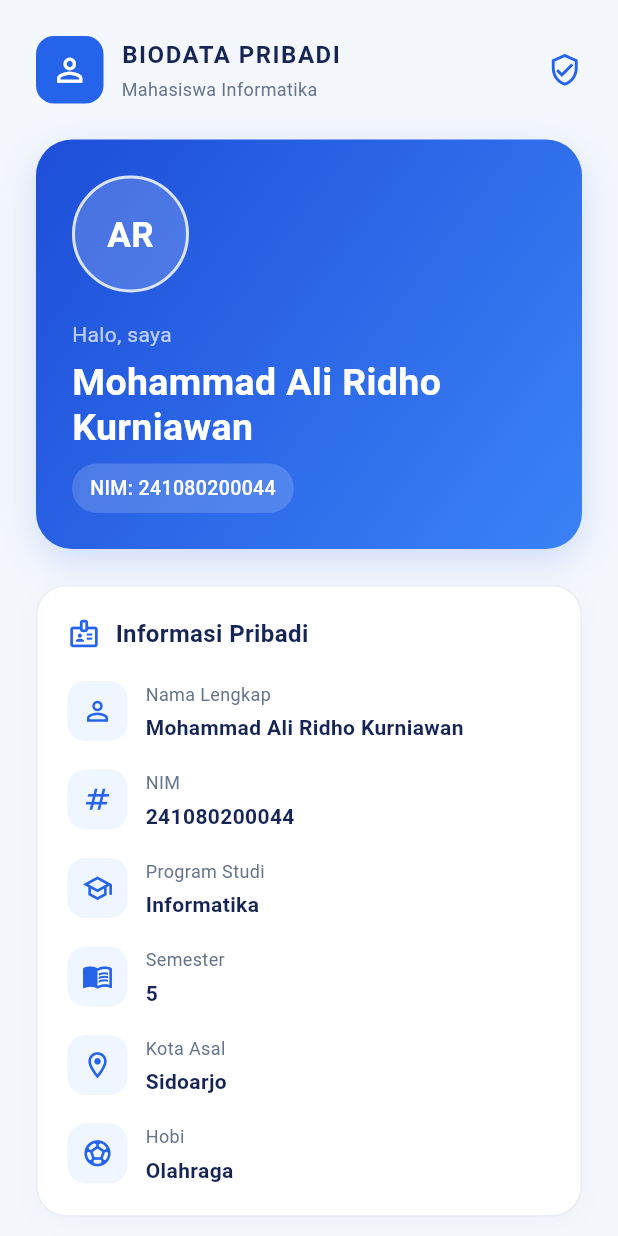
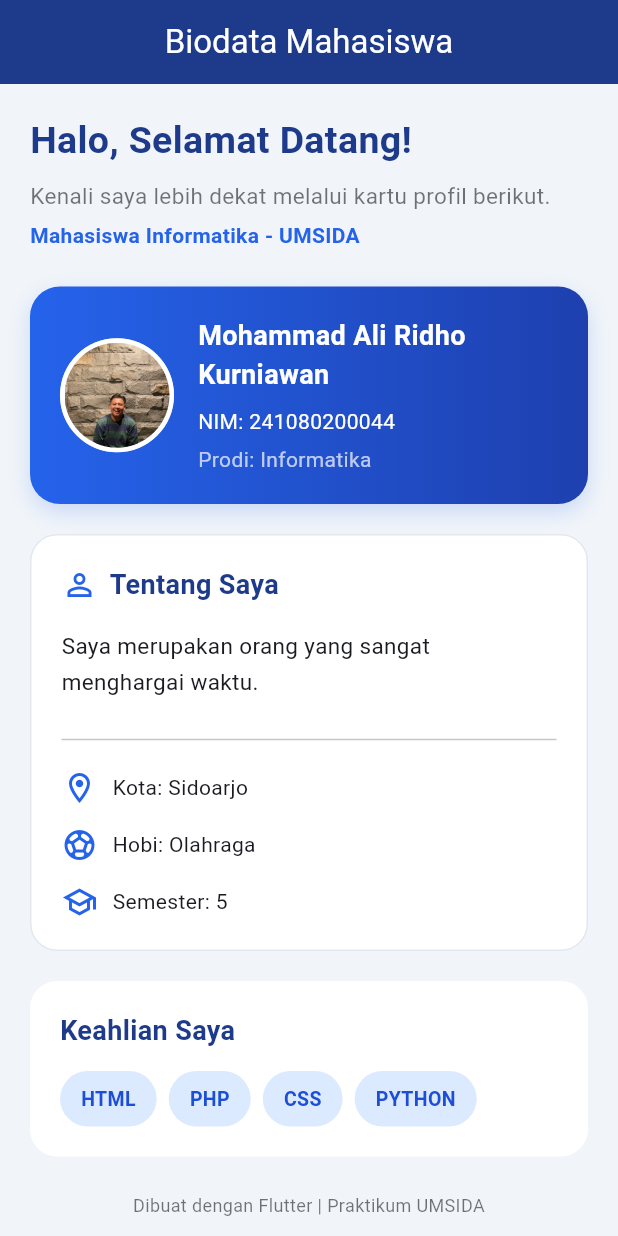
Before and after one commit to Kurniawan54321/biodatadiri3, a Flutter app: the screen it shows after launch, on a phone screen of 412 x 824 dp. Run offline on Flutter 3.47's test engine with Material 3 defaults, Android fonts, the phone set to English and light mode, and no system bars.

Commit message:
Pertemuan 3

```diff
--- a/lib/main.dart
+++ b/lib/main.dart
@@ -11,15 +11,14 @@ class BiodataApp extends StatelessWidget {
   @override
   Widget build(BuildContext context) {
     return MaterialApp(
-      title: 'Biodata Ali',
       debugShowCheckedModeBanner: false,
+      title: 'Biodata Mahasiswa',
       theme: ThemeData(
         useMaterial3: true,
         colorScheme: ColorScheme.fromSeed(
           seedColor: const Color(0xFF2563EB),
         ),
-        scaffoldBackgroundColor: const Color(0xFFF4F7FC),
-        fontFamily: 'Roboto',
+        scaffoldBackgroundColor: const Color(0xFFF1F5F9),
       ),
       home: const BiodataPage(),
     );
@@ -29,340 +28,139 @@ class BiodataApp extends StatelessWidget {
 class BiodataPage extends StatelessWidget {
   const BiodataPage({super.key});
 
-  static const Color primaryColor = Color(0xFF2563EB);
-  static const Color darkColor = Color(0xFF172554);
-  static const Color mutedColor = Color(0xFF64748B);
-
-  final String nama = 'Mohammad Ali Ridho Kurniawan';
-  final String nim = '241080200044';
-  final String prodi = 'Informatika';
-  final String semester = '5';
-  final String kota = 'Sidoarjo';
-  final String hobi = 'Olahraga';
-  final String deskripsi =
-      'Saya merupakan orang yang sangat menghargai waktu. '
-      'Saya berusaha menggunakan waktu dengan baik untuk '
-      'belajar, mengembangkan kemampuan, dan menyelesaikan '
-      'tanggung jawab.';
-
-  final List<String> keahlian = const [
-    'HTML',
-    'PHP',
-    'CSS',
-    'PYTHON',
-  ];
+  static const Color biru = Color(0xFF2563EB);
+  static const Color biruTua = Color(0xFF1E3A8A);
 
   @override
   Widget build(BuildContext context) {
     return Scaffold(
+      appBar: AppBar(
+        backgroundColor: biruTua,
+        foregroundColor: Colors.white,
+        title: const Text('Biodata Mahasiswa'),
+        centerTitle: true,
+      ),
       body: SafeArea(
-        child: LayoutBuilder(
-          builder: (context, constraints) {
-            final bool layarLebar = constraints.maxWidth >= 750;
-            final double padding = constraints.maxWidth < 400 ? 16 : 24;
-
-            return Center(
+        child: Center(
           child: ConstrainedBox(
-                constraints: const BoxConstraints(maxWidth: 1100),
+            constraints: const BoxConstraints(maxWidth: 600),
             child: SingleChildScrollView(
-                  padding: EdgeInsets.all(padding),
+              padding: const EdgeInsets.all(20),
               child: Column(
                 crossAxisAlignment: CrossAxisAlignment.start,
                 children: [
-                      _buildTopBar(),
+                  // Bagian 1: Column dan minimal 3 Text
+                  const Text(
+                    'Halo, Selamat Datang!',
+                    style: TextStyle(
+                      fontSize: 25,
+                      fontWeight: FontWeight.bold,
+                      color: biruTua,
+                    ),
+                  ),
+                  const SizedBox(height: 8),
+                  const Text(
+                    'Kenali saya lebih dekat melalui kartu profil berikut.',
+                    style: TextStyle(
+                      fontSize: 15,
+                      color: Colors.black54,
+                    ),
+                  ),
+                  const SizedBox(height: 6),
+                  const Text(
+                    'Mahasiswa Informatika - UMSIDA',
+                    style: TextStyle(
+                      fontSize: 14,
+                      color: biru,
+                      fontWeight: FontWeight.w600,
+                    ),
+                  ),
                   const SizedBox(height: 24),
-                      _buildProfileHeader(layarLebar),
-                      const SizedBox(height: 24),
-                      if (layarLebar)
-                        Row(
-                          crossAxisAlignment: CrossAxisAlignment.start,
-                          children: [
-                            Expanded(
-                              flex: 6,
-                              child: _buildPersonalInfo(),
-                            ),
-                            const SizedBox(width: 20),
-                            Expanded(
-                              flex: 5,
-                              child: Column(
-                                children: [
-                                  _buildAbout(),
-                                  const SizedBox(height: 20),
-                                  _buildSkills(),
+
+                  // Bagian 2: Container dengan warna,
+                  // padding, margin, dan borderRadius
+                  Container(
+                    width: double.infinity,
+                    margin: const EdgeInsets.only(bottom: 20),
+                    padding: const EdgeInsets.all(20),
+                    decoration: BoxDecoration(
+                      gradient: const LinearGradient(
+                        colors: [
+                          Color(0xFF2563EB),
+                          Color(0xFF1E40AF),
                         ],
                       ),
+                      borderRadius: BorderRadius.circular(20),
+                      boxShadow: [
+                        BoxShadow(
+                          color: biru.withOpacity(0.20),
+                          blurRadius: 12,
+                          offset: const Offset(0, 5),
                         ),
                       ],
-                        )
-                      else
-                        Column(
+                    ),
+
+                    // Bagian 3: Kartu profil dengan Row dan Column
+                    child: Row(
+                      crossAxisAlignment: CrossAxisAlignment.center,
                       children: [
-                            _buildPersonalInfo(),
-                            const SizedBox(height: 20),
-                            _buildAbout(),
-                            const SizedBox(height: 20),
-                            _buildSkills(),
-                          ],
-                        ),
-                      const SizedBox(height: 24),
-                      _buildFooter(),
-                    ],
+                        Container(
+                          width: 76,
+                          height: 76,
+                          decoration: BoxDecoration(
+                            color: Colors.white,
+                            shape: BoxShape.circle,
+                            border: Border.all(
+                              color: Colors.white70,
+                              width: 3,
                             ),
                           ),
+
+                          child: ClipOval(
+                            child: Image.asset(
+                              'assets/images/foto.jpg',
+                              width: 76,
+                              height: 76,
+                              fit: BoxFit.cover,
+                              errorBuilder: (context, error, stackTrace) {
+                                return const Center(
+                                  child: Icon(
+                                    Icons.person,
+                                    size: 40,
+                                    color: Color(0xFF2563EB),
                                   ),
                                 );
                               },
                             ),
                           ),
-    );
-  }
-
-  Widget _buildTopBar() {
-    return Row(
-      children: [
-        Container(
-          padding: const EdgeInsets.all(10),
-          decoration: BoxDecoration(
-            color: primaryColor,
-            borderRadius: BorderRadius.circular(12),
                         ),
-          child: const Icon(
-            Icons.person_outline,
-            color: Colors.white,
-            size: 25,
-          ),
-        ),
-        const SizedBox(width: 12),
+                        const SizedBox(width: 16),
                         const Expanded(
                           child: Column(
                             crossAxisAlignment: CrossAxisAlignment.start,
                             children: [
                               Text(
-                'BIODATA PRIBADI',
-                style: TextStyle(
-                  color: darkColor,
-                  fontSize: 16,
-                  fontWeight: FontWeight.bold,
-                  letterSpacing: 1,
-                ),
-              ),
-              SizedBox(height: 3),
-              Text(
-                'Mahasiswa Informatika',
-                style: TextStyle(
-                  color: mutedColor,
-                  fontSize: 12,
-                ),
-              ),
-            ],
-          ),
-        ),
-        const Icon(
-          Icons.verified_user_outlined,
-          color: primaryColor,
-          size: 23,
-        ),
-      ],
-    );
-  }
-
-  Widget _buildProfileHeader(bool layarLebar) {
-    return Container(
-      width: double.infinity,
-      padding: const EdgeInsets.all(24),
-      decoration: BoxDecoration(
-        gradient: const LinearGradient(
-          colors: [
-            Color(0xFF1D4ED8),
-            Color(0xFF3B82F6),
-          ],
-          begin: Alignment.topLeft,
-          end: Alignment.bottomRight,
-        ),
-        borderRadius: BorderRadius.circular(24),
-        boxShadow: [
-          BoxShadow(
-            color: primaryColor.withOpacity(0.18),
-            blurRadius: 20,
-            offset: const Offset(0, 8),
-          ),
-        ],
-      ),
-      child: layarLebar
-          ? Row(
-        children: [
-          _buildAvatar(90),
-          const SizedBox(width: 24),
-          Expanded(child: _buildProfileText()),
-        ],
-      )
-          : Column(
-        crossAxisAlignment: CrossAxisAlignment.start,
-        children: [
-          _buildAvatar(78),
-          const SizedBox(height: 18),
-          _buildProfileText(),
-        ],
-      ),
-    );
-  }
-
-  Widget _buildAvatar(double size) {
-    return Container(
-      width: size,
-      height: size,
-      alignment: Alignment.center,
-      decoration: BoxDecoration(
-        color: Colors.white.withOpacity(0.18),
-        shape: BoxShape.circle,
-        border: Border.all(
-          color: Colors.white.withOpacity(0.8),
-          width: 2,
-        ),
-      ),
-      child: Text(
-        'AR',
+                                'Mohammad Ali Ridho Kurniawan',
                                 style: TextStyle(
                                   color: Colors.white,
-          fontSize: size * 0.30,
+                                  fontSize: 18,
                                   fontWeight: FontWeight.bold,
                                 ),
                               ),
-    );
-  }
-
-  Widget _buildProfileText() {
-    return Column(
-      crossAxisAlignment: CrossAxisAlignment.start,
-      children: [
-        const Text(
-          'Halo, saya',
+                              SizedBox(height: 8),
+                              Text(
+                                'NIM: 241080200044',
+                                style: TextStyle(
+                                  color: Colors.white,
+                                  fontSize: 14,
+                                ),
+                              ),
+                              SizedBox(height: 5),
+                              Text(
+                                'Prodi: Informatika',
                                 style: TextStyle(
                                   color: Colors.white70,
                                   fontSize: 14,
-          ),
-        ),
-        const SizedBox(height: 6),
-        Text(
-          nama,
-          style: const TextStyle(
-            color: Colors.white,
-            fontSize: 25,
-            fontWeight: FontWeight.bold,
-            height: 1.2,
-          ),
-        ),
-        const SizedBox(height: 10),
-        Container(
-          padding: const EdgeInsets.symmetric(
-            horizontal: 12,
-            vertical: 7,
-          ),
-          decoration: BoxDecoration(
-            color: Colors.white.withOpacity(0.17),
-            borderRadius: BorderRadius.circular(30),
-          ),
-          child: Text(
-            'NIM: $nim',
-            style: const TextStyle(
-              color: Colors.white,
-              fontSize: 13,
-              fontWeight: FontWeight.w500,
-            ),
-          ),
-        ),
-      ],
-    );
-  }
-
-  Widget _buildPersonalInfo() {
-    return _buildCard(
-      title: 'Informasi Pribadi',
-      icon: Icons.badge_outlined,
-      child: Column(
-        children: [
-          _infoRow(
-            Icons.person_outline,
-            'Nama Lengkap',
-            nama,
-          ),
-          _infoRow(
-            Icons.numbers,
-            'NIM',
-            nim,
-          ),
-          _infoRow(
-            Icons.school_outlined,
-            'Program Studi',
-            prodi,
-          ),
-          _infoRow(
-            Icons.menu_book_outlined,
-            'Semester',
-            semester,
-          ),
-          _infoRow(
-            Icons.location_on_outlined,
-            'Kota Asal',
-            kota,
-          ),
-          _infoRow(
-            Icons.sports_soccer_outlined,
-            'Hobi',
-            hobi,
-            isLast: true,
-          ),
-        ],
-      ),
-    );
-  }
-
-  Widget _infoRow(
-      IconData icon,
-      String label,
-      String value, {
-        bool isLast = false,
-      }) {
-    return Padding(
-      padding: EdgeInsets.only(
-        bottom: isLast ? 0 : 18,
-      ),
-      child: Row(
-        crossAxisAlignment: CrossAxisAlignment.start,
-        children: [
-          Container(
-            width: 40,
-            height: 40,
-            decoration: BoxDecoration(
-              color: const Color(0xFFEFF6FF),
-              borderRadius: BorderRadius.circular(12),
-            ),
-            child: Icon(
-              icon,
-              color: primaryColor,
-              size: 21,
-            ),
-          ),
-          const SizedBox(width: 12),
-          Expanded(
-            child: Column(
-              crossAxisAlignment: CrossAxisAlignment.start,
-              children: [
-                Text(
-                  label,
-                  style: const TextStyle(
-                    color: mutedColor,
-                    fontSize: 12,
-                  ),
-                ),
-                const SizedBox(height: 4),
-                Text(
-                  value,
-                  style: const TextStyle(
-                    color: darkColor,
-                    fontSize: 14,
-                    fontWeight: FontWeight.w600,
-                    height: 1.4,
                                 ),
                               ),
                             ],
@@ -370,148 +168,171 @@ class BiodataPage extends StatelessWidget {
                         ),
                       ],
                     ),
-    );
-  }
+                  ),
 
-  Widget _buildAbout() {
-    return _buildCard(
-      title: 'Tentang Saya',
-      icon: Icons.person_search_outlined,
+                  // Bagian 4: Informasi personal
+                  Container(
+                    width: double.infinity,
+                    padding: const EdgeInsets.all(20),
+                    decoration: BoxDecoration(
+                      color: Colors.white,
+                      borderRadius: BorderRadius.circular(18),
+                      border: Border.all(
+                        color: const Color(0xFFE2E8F0),
+                      ),
+                    ),
+                    child: Column(
+                      crossAxisAlignment: CrossAxisAlignment.start,
+                      children: [
+                        const Row(
+                          children: [
+                            Icon(
+                              Icons.person_outline,
+                              color: biru,
+                              size: 24,
+                            ),
+                            SizedBox(width: 8),
+                            Text(
+                              'Tentang Saya',
+                              style: TextStyle(
+                                fontSize: 18,
+                                fontWeight: FontWeight.bold,
+                                color: biruTua,
+                              ),
+                            ),
+                          ],
+                        ),
+                        const SizedBox(height: 16),
+                        const Text(
+                          'Saya merupakan orang yang sangat '
+                              'menghargai waktu.',
+                          style: TextStyle(
+                            fontSize: 15,
+                            height: 1.6,
+                          ),
+                        ),
+                        const SizedBox(height: 18),
+                        const Divider(),
+                        const SizedBox(height: 12),
+                        const Row(
+                          children: [
+                            Icon(
+                              Icons.location_on_outlined,
+                              color: biru,
+                            ),
+                            SizedBox(width: 10),
+                            Text(
+                              'Kota: Sidoarjo',
+                              style: TextStyle(fontSize: 14),
+                            ),
+                          ],
+                        ),
+                        const SizedBox(height: 14),
+                        const Row(
+                          children: [
+                            Icon(
+                              Icons.sports_soccer,
+                              color: biru,
+                            ),
+                            SizedBox(width: 10),
+                            Text(
+                              'Hobi: Olahraga',
+                              style: TextStyle(fontSize: 14),
+                            ),
+                          ],
+                        ),
+                        const SizedBox(height: 14),
+                        const Row(
+                          children: [
+                            Icon(
+                              Icons.school_outlined,
+                              color: biru,
+                            ),
+                            SizedBox(width: 10),
+                            Text(
+                              'Semester: 5',
+                              style: TextStyle(fontSize: 14),
+                            ),
+                          ],
+                        ),
+                      ],
+                    ),
+                  ),
+
+                  const SizedBox(height: 20),
+
+                  // Bagian 5: Keahlian menggunakan Wrap
+                  Container(
+                    width: double.infinity,
+                    padding: const EdgeInsets.all(20),
+                    decoration: BoxDecoration(
+                      color: Colors.white,
+                      borderRadius: BorderRadius.circular(18),
+                    ),
+                    child: Column(
+                      crossAxisAlignment: CrossAxisAlignment.start,
+                      children: [
+                        const Text(
+                          'Keahlian Saya',
+                          style: TextStyle(
+                            fontSize: 18,
+                            fontWeight: FontWeight.bold,
+                            color: biruTua,
+                          ),
+                        ),
+                        const SizedBox(height: 14),
+                        Wrap(
+                          spacing: 8,
+                          runSpacing: 8,
+                          children: [
+                            _skillChip('HTML'),
+                            _skillChip('PHP'),
+                            _skillChip('CSS'),
+                            _skillChip('PYTHON'),
+                          ],
+                        ),
+                      ],
+                    ),
+                  ),
+
+                  const SizedBox(height: 24),
+
+                  const Center(
                     child: Text(
-        deskripsi,
-        style: const TextStyle(
-          color: Color(0xFF475569),
-          fontSize: 14,
-          height: 1.8,
+                      'Dibuat dengan Flutter | Praktikum UMSIDA',
+                      textAlign: TextAlign.center,
+                      style: TextStyle(
+                        color: Colors.black54,
+                        fontSize: 12,
+                      ),
+                    ),
+                  ),
+                ],
+              ),
+            ),
+          ),
         ),
       ),
     );
   }
 
-  Widget _buildSkills() {
-    return _buildCard(
-      title: 'Keahlian',
-      icon: Icons.code,
-      child: Column(
-        crossAxisAlignment: CrossAxisAlignment.start,
-        children: [
-          const Text(
-            'Bahasa dan teknologi yang saya pelajari:',
-            style: TextStyle(
-              color: mutedColor,
-              fontSize: 13,
-              height: 1.5,
-            ),
-          ),
-          const SizedBox(height: 16),
-          Wrap(
-            spacing: 10,
-            runSpacing: 10,
-            children: keahlian.map((skill) {
+  static Widget _skillChip(String nama) {
     return Container(
       padding: const EdgeInsets.symmetric(
-                  horizontal: 16,
-                  vertical: 10,
+        horizontal: 14,
+        vertical: 9,
       ),
       decoration: BoxDecoration(
-                  color: const Color(0xFFEFF6FF),
-                  borderRadius: BorderRadius.circular(12),
-                  border: Border.all(
         color: const Color(0xFFDBEAFE),
-                  ),
+        borderRadius: BorderRadius.circular(20),
       ),
       child: Text(
-                  skill,
+        nama,
         style: const TextStyle(
-                    color: primaryColor,
+          color: Color(0xFF1D4ED8),
+          fontWeight: FontWeight.bold,
           fontSize: 13,
-                    fontWeight: FontWeight.bold,
         ),
-                ),
-              );
-            }).toList(),
-          ),
-        ],
-      ),
-    );
-  }
-
-  Widget _buildCard({
-    required String title,
-    required IconData icon,
-    required Widget child,
-  }) {
-    return Container(
-      width: double.infinity,
-      padding: const EdgeInsets.all(20),
-      decoration: BoxDecoration(
-        color: Colors.white,
-        borderRadius: BorderRadius.circular(20),
-        border: Border.all(
-          color: const Color(0xFFE8EDF5),
-        ),
-        boxShadow: [
-          BoxShadow(
-            color: Colors.black.withOpacity(0.025),
-            blurRadius: 14,
-            offset: const Offset(0, 4),
-          ),
-        ],
-      ),
-      child: Column(
-        crossAxisAlignment: CrossAxisAlignment.start,
-        children: [
-          Row(
-            children: [
-              Icon(
-                icon,
-                color: primaryColor,
-                size: 22,
-              ),
-              const SizedBox(width: 10),
-              Expanded(
-                child: Text(
-                  title,
-                  style: const TextStyle(
-                    color: darkColor,
-                    fontSize: 16,
-                    fontWeight: FontWeight.bold,
-                  ),
-                ),
-              ),
-            ],
-          ),
-          const SizedBox(height: 20),
-          child,
-        ],
-      ),
-    );
-  }
-
-  Widget _buildFooter() {
-    return Center(
-      child: Column(
-        children: [
-          const Divider(color: Color(0xFFE2E8F0)),
-          const SizedBox(height: 12),
-          const Text(
-            'Dibuat dengan Flutter',
-            style: TextStyle(
-              color: mutedColor,
-              fontSize: 12,
-              fontWeight: FontWeight.w500,
-            ),
-          ),
-          const SizedBox(height: 5),
-          Text(
-            'Praktikum Flutter • Informatika UMSIDA',
-            textAlign: TextAlign.center,
-            style: TextStyle(
-              color: mutedColor.withOpacity(0.8),
-              fontSize: 11,
-            ),
-          ),
-        ],
       ),
     );
   }
--- a/pubspec.yaml
+++ b/pubspec.yaml
@@ -57,6 +57,8 @@ flutter:
   # the material Icons class.
   uses-material-design: true
 
+  assets:
+    - assets/images/foto.jpg
   # To add assets to your application, add an assets section, like this:
   # assets:
   #   - images/a_dot_burr.jpeg
```
Also changed, not shown: assets/images/foto.jpg (added). Lines whose indentation alone changed are shown as unchanged.
